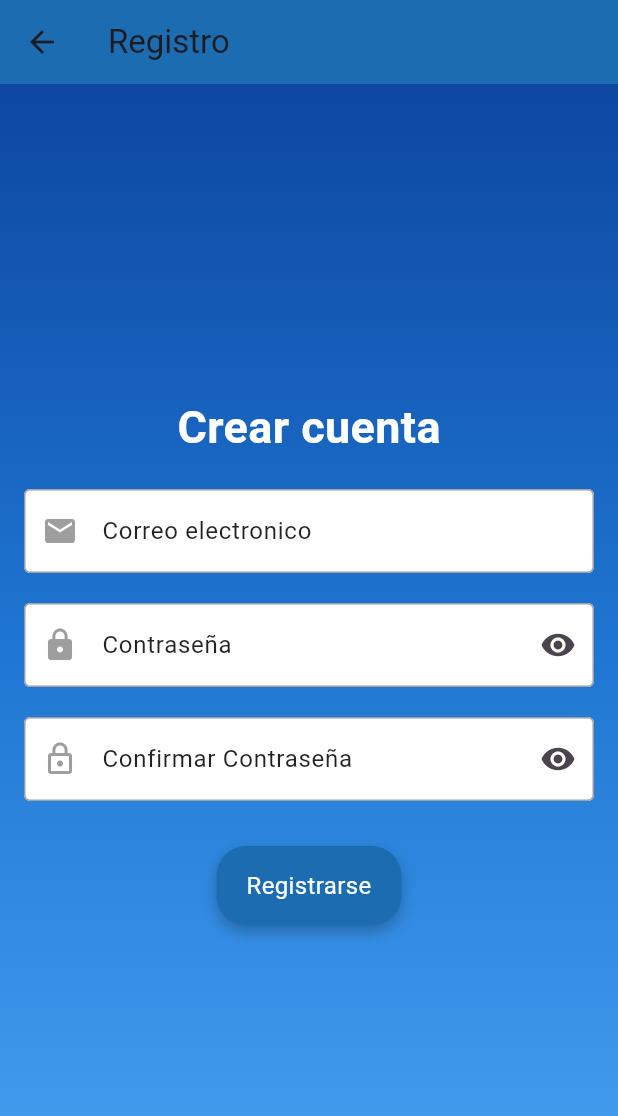
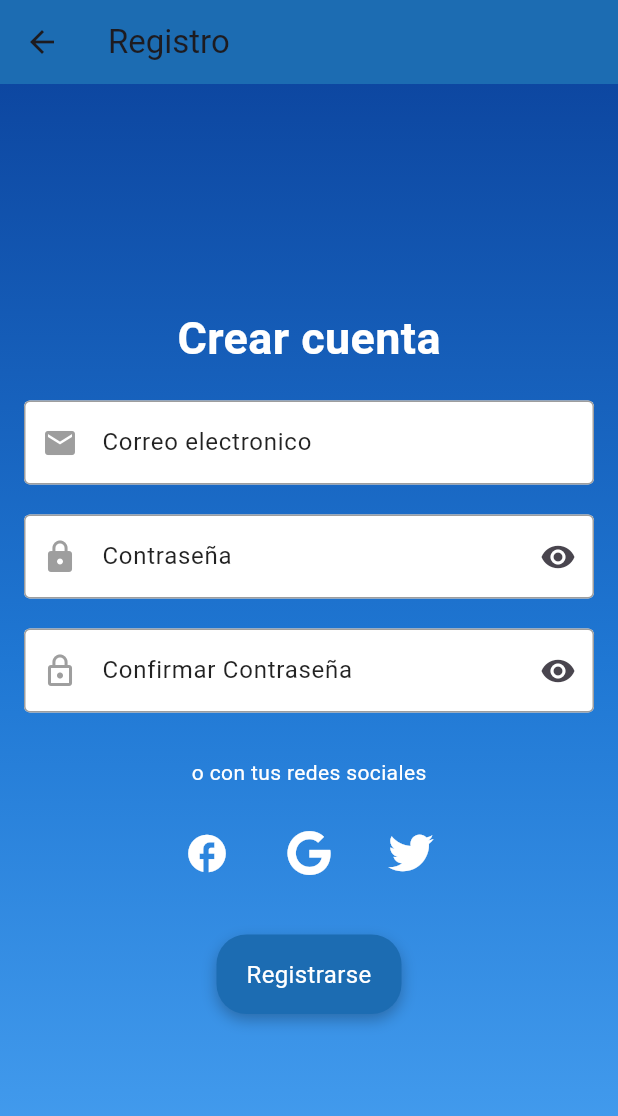
Before and after one commit to Jotaoesee/actividad3_app, a Flutter app: the Registro screen opened by its route, on a phone screen of 412 x 824 dp. Shown: the top 1116 px of the screen. Run offline on Flutter 3.47's test engine with Material 3 defaults, Android fonts, the phone set to English and light mode, and no system bars; our stand-ins replace font_awesome_flutter.

Commit message:
añado botones con iconos de redes que se puede conectar (no esta en uso)

```diff
--- a/lib/pantallas/registro.dart
+++ b/lib/pantallas/registro.dart
@@ -1,4 +1,5 @@
 import 'package:flutter/material.dart';
+import 'package:font_awesome_flutter/font_awesome_flutter.dart';
 
 class Registro extends StatefulWidget {
   @override
@@ -10,8 +11,8 @@ class _RegistroState extends State<Registro> {
   final TextEditingController controladorContrasena = TextEditingController();
   final TextEditingController controladorConfirmarContrasena = TextEditingController();
 
-  bool esPresionado = false; // Para animar el boton
-  bool esContrasenaVisible = false; // Para controlar la visibilidad de la contrasena
+  bool esPresionado = false;
+  bool esContrasenaVisible = false;
 
   void validarFormulario(BuildContext contexto) {
     String email = controladorEmail.text.trim();
@@ -158,6 +159,52 @@ class _RegistroState extends State<Registro> {
                 ),
               ),
               const SizedBox(height: 30),
+
+              // Sección de iconos de redes sociales con líneas
+              const Text(
+                "o con tus redes sociales",
+                style: TextStyle(color: Colors.white),
+              ),
+              const SizedBox(height: 20),
+              Row(
+                mainAxisAlignment: MainAxisAlignment.center,
+                children: [
+                  IconButton(
+                    icon: const Icon(
+                      Icons.facebook,
+                      color: Colors.white,
+                      size: 30,
+                    ),
+                    onPressed: () {
+                      // Acción para Facebook
+                    },
+                  ),
+                  const SizedBox(width: 20),
+                  IconButton(
+                    icon: const Icon(
+                      FontAwesomeIcons.google,
+                      color: Colors.white,
+                      size: 30,
+                    ),
+                    onPressed: () {
+                      // Acción para Google
+                    },
+                  ),
+                  const SizedBox(width: 20),
+                  IconButton(
+                    icon: const FaIcon(
+                      FontAwesomeIcons.twitter,
+                      color: Colors.white,
+                      size: 30,
+                    ),
+                    onPressed: () {
+                      // Acción para Twitter
+                    },
+                  ),
+                ],
+              ),
+              const SizedBox(height: 30),
+
               GestureDetector(
                 onTapDown: (_) {
                   setState(() {
--- a/pubspec.yaml
+++ b/pubspec.yaml
@@ -30,6 +30,8 @@ environment:
 dependencies:
   flutter:
     sdk: flutter
+  font_awesome_flutter: ^10.0.0
+
 
 
   # The following adds the Cupertino Icons font to your application.
```
Also changed, not shown: pubspec.lock.
